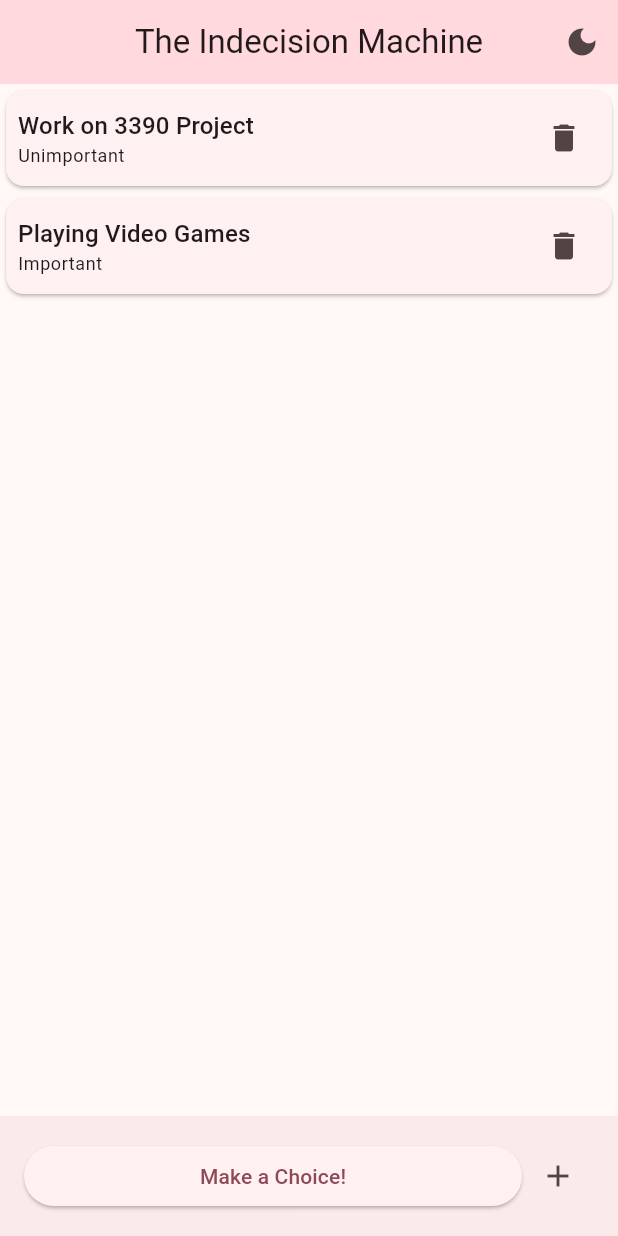
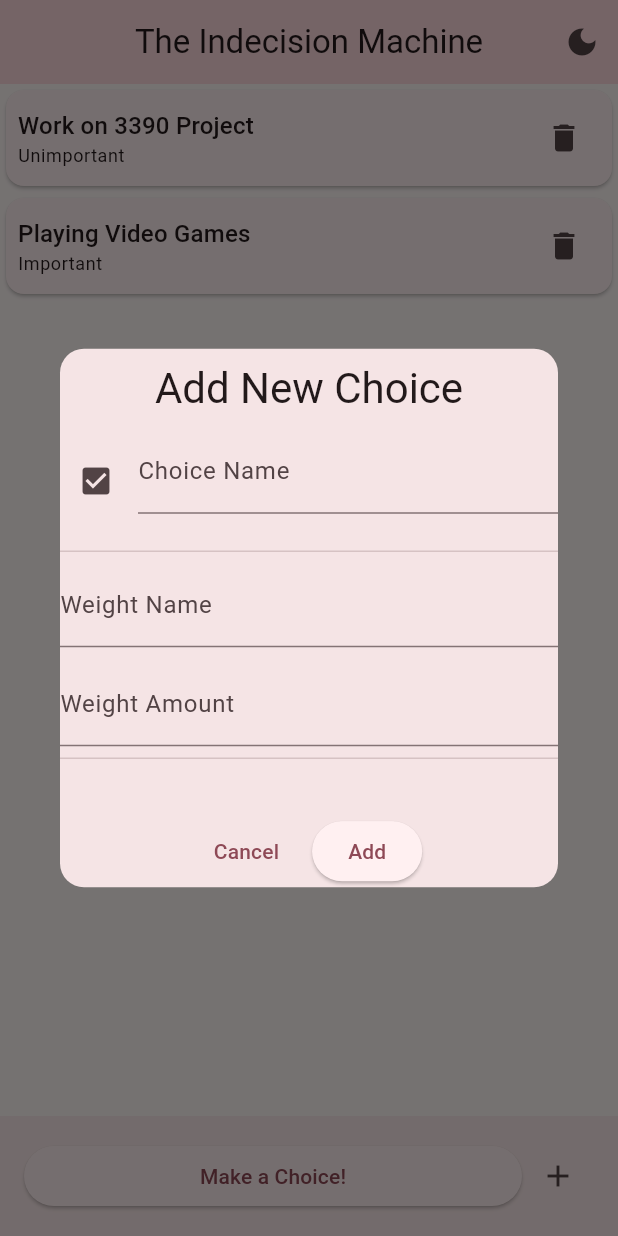
Before and after one commit to Vg34100/Flutter-IndecisionMachine, a Flutter app: the screen it shows after launch, after a tap on the "add" icon, on a phone screen of 412 x 824 dp. Run offline on Flutter 3.47's test engine with Material 3 defaults, Android fonts, the phone set to English and light mode, and no system bars; our stand-ins replace shared_preferences.

Commit message:
adding choices

```diff
--- /dev/null
+++ b/lib/views/add_choice_view.dart
@@ -0,0 +1,113 @@
+import 'package:flutter/material.dart';
+import 'package:indecision_machine/models/choice_model.dart';
+import 'package:uuid/uuid.dart';
+
+class AddChoiceView extends StatefulWidget {
+  const AddChoiceView({Key? key}) : super(key: key);
+
+  @override
+  _AddChoiceViewState createState() => _AddChoiceViewState();
+}
+
+class _AddChoiceViewState extends State<AddChoiceView> {
+  final _formKey = GlobalKey<FormState>();
+
+  String name = '';
+  int amount = 1;
+  String weightName = 'Unimportant';
+
+  @override
+  Widget build(BuildContext context) {
+    return SingleChildScrollView(
+      child: Material(
+        color: Colors.transparent,
+        child: Form(
+          key: _formKey,
+          child: Column(
+            mainAxisSize: MainAxisSize.min,
+            crossAxisAlignment: CrossAxisAlignment.start,
+            children: [
+                Padding(
+                  padding: const EdgeInsets.all(8.0),
+                  child: Center(
+                    child: Text(
+                      'Add New Choice',
+                      style: Theme.of(context).textTheme.headlineMedium,
+                    ),
+                  ),
+                ),
+                Row(
+                  children: [
+                    // Icon
+                    Padding(
+                      padding: const EdgeInsets.fromLTRB(0, 12, 0, 0),
+                      child: IconButton(
+                        icon: const Icon(Icons.check_box),
+                        onPressed: () {},
+                      ),
+                    ),
+                    const SizedBox(width: 4),
+                    // Choice Name
+                    Expanded(
+                      child: TextFormField(
+                        decoration: const InputDecoration(labelText: 'Choice Name'),
+                        validator: (value) => value!.isEmpty ? 'Enter a choice name' : null,
+                        onSaved: (value) => name = value!,
+                      ),
+                    ),
+                  ],
+                ),
+                const SizedBox(height: 15),
+                const Divider(),
+                // Weight Name
+                TextFormField(
+                  decoration: const InputDecoration(labelText: 'Weight Name'),
+                  keyboardType: TextInputType.number,
+                  validator: (value) => value!.isEmpty ? 'Enter weight name' : null,
+                  onSaved: (value) => weightName = value!,
+                ),
+                const SizedBox(height: 10),
+                // Weight Amount
+                TextFormField(
+                  decoration: const InputDecoration(labelText: 'Weight Amount'),
+                  keyboardType: TextInputType.number,
+                  validator: (value) => value!.isEmpty ? 'Enter weight amount' : null,
+                  onSaved: (value) => amount = int.parse(value!),
+                ),
+                const Divider(),
+                const SizedBox(height: 30),
+                                // Action Buttons
+                Row(
+                  mainAxisAlignment: MainAxisAlignment.center,
+                  children: [
+                    TextButton(
+                      child: const Text('Cancel'),
+                      onPressed: () {
+                        Navigator.of(context).pop(); // Close the dialog
+                      },
+                    ),
+                    const SizedBox(width: 10),
+                    ElevatedButton(
+                      child: const Text('Add'),
+                      onPressed: () {
+                        if (_formKey.currentState!.validate()) {
+                          _formKey.currentState!.save();
+                          Choice newChoice = Choice(
+                            id: const Uuid().v4(),
+                            name: name,
+                            weight: Weight(name: weightName, amount: amount,),
+                          );
+                          Navigator.of(context).pop(newChoice); // Return the new choice
+                        }
+                      },
+                    ),
+                  ],
+                ),
+            ],
+          )
+        ),
+      )
+    );
+  }
+
+}
--- a/lib/views/main_view.dart
+++ b/lib/views/main_view.dart
@@ -1,7 +1,9 @@
-import 'package:flutter/material.dart';
 import 'package:indecision_machine/controllers/choice_controller.dart';
 import 'package:indecision_machine/controllers/theme_controller.dart';
-import 'package:indecision_machine/widgets/choice_card.dart';
+
+import 'package:flutter/material.dart';
+import 'package:indecision_machine/models/choice_model.dart';
+import 'package:indecision_machine/views/add_choice_view.dart';
 import 'package:provider/provider.dart';
 
 class MainView extends StatefulWidget{
@@ -75,7 +77,30 @@ class _MainViewState extends State<MainView> {
                 child: const Text("Make a Choice!")
               )
             ),
-            IconButton(onPressed: () {}, icon: const Icon(Icons.add))
+            IconButton(
+              onPressed: () async {
+                var newChoice = await showDialog<Choice>(
+                  context: context,
+                  builder: (context) => Dialog(
+                    shape: RoundedRectangleBorder(
+                      borderRadius: BorderRadius.circular(16.0),
+                      ),
+                    child: ConstrainedBox(
+                    constraints: BoxConstraints(
+                      maxWidth: 400, // To not extend the modal across the whole width
+                      minWidth: 300,
+                      maxHeight: MediaQuery.of(context).size.height * 0.8,
+                    ),
+                    child: const AddChoiceView(),
+                    ),
+                  )
+                );
+
+              if (newChoice != null) {
+              await _choiceController.addChoice(newChoice);
+              }
+              },
+              icon: const Icon(Icons.add))
           ],
         )
       ),
--- a/lib/widgets/choice_card.dart
+++ b/lib/widgets/choice_card.dart
@@ -1,5 +1,4 @@
 import 'package:flutter/material.dart';
-import 'package:indecision_machine/controllers/choice_controller.dart';
 import 'package:indecision_machine/models/choice_model.dart';
 
 class ChoiceCard extends StatelessWidget {
```
